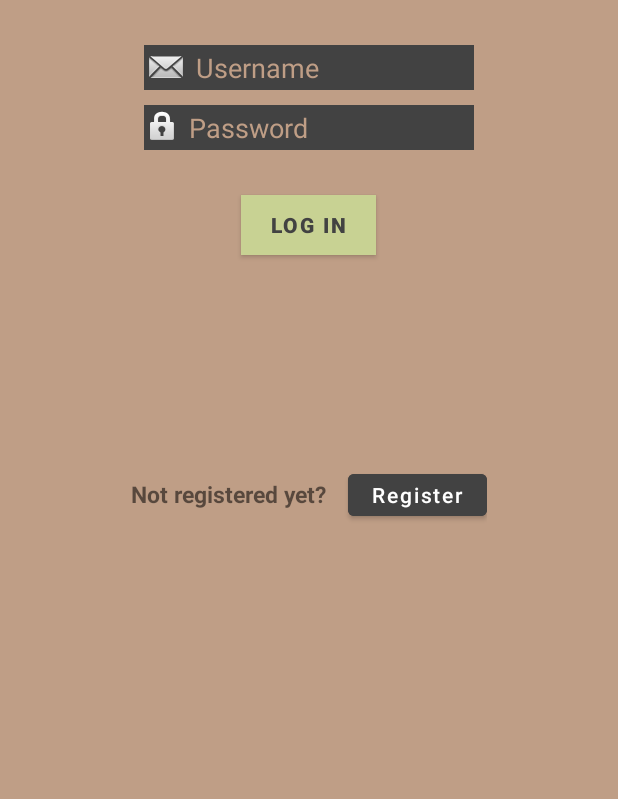
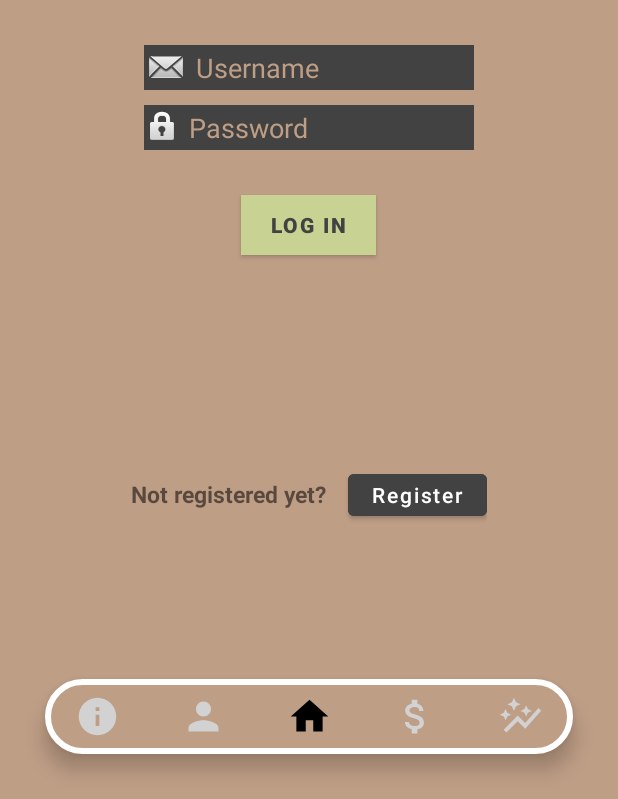
Before and after one commit to GabrielHr00/Android-Studio-Money-Organisation-App, an Android app: the screen it shows after launch (MainActivity), on a phone screen of 412 x 824 dp, the part 437-1236 px from its top. Run offline under Robolectric (Android 15) with nearby library versions, the phone set to English and light mode, and no system bars.

Commit message:
navigation Bar and reorganisation

```diff
--- a/MoneyMe/app/src/main/AndroidManifest.xml
+++ b/MoneyMe/app/src/main/AndroidManifest.xml
@@ -12,7 +12,10 @@
         android:roundIcon="@mipmap/ic_launcher_round"
         android:supportsRtl="true"
         android:theme="@style/Theme.MoneyMe">
-        <activity android:name=".Overview"></activity>
+        <activity android:name=".About"></activity>
+        <activity android:name=".Progress" />
+        <activity android:name=".LogIn" />
+        <activity android:name=".Overview" />
         <activity android:name=".HomeActivity" />
         <activity android:name=".RegisterScreen" />
         <activity android:name=".MainActivity">
--- /dev/null
+++ b/MoneyMe/app/src/main/res/drawable/gf.xml
@@ -0,0 +1,8 @@
+<?xml version="1.0" encoding="utf-8"?>
+<shape xmlns:android="http://schemas.android.com/apk/res/android"
+    android:shape="rectangle">
+    <solid android:color="#BF9E86"/>
+    <corners android:radius="100dp" />
+    <stroke android:color="@color/white" android:width="4dp"></stroke>
+
+</shape>
--- /dev/null
+++ b/MoneyMe/app/src/main/res/drawable/ic_baseline_attach_money_24.xml
@@ -0,0 +1,5 @@
+<vector android:height="24dp" android:tint="#D2D2D2"
+    android:viewportHeight="24" android:viewportWidth="24"
+    android:width="24dp" xmlns:android="http://schemas.android.com/apk/res/android">
+    <path android:fillColor="@android:color/white" android:pathData="M11.8,10.9c-2.27,-0.59 -3,-1.2 -3,-2.15 0,-1.09 1.01,-1.85 2.7,-1.85 1.78,0 2.44,0.85 2.5,2.1h2.21c-0.07,-1.72 -1.12,-3.3 -3.21,-3.81V3h-3v2.16c-1.94,0.42 -3.5,1.68 -3.5,3.61 0,2.31 1.91,3.46 4.7,4.13 2.5,0.6 3,1.48 3,2.41 0,0.69 -0.49,1.79 -2.7,1.79 -2.06,0 -2.87,-0.92 -2.98,-2.1h-2.2c0.12,2.19 1.76,3.42 3.68,3.83V21h3v-2.15c1.95,-0.37 3.5,-1.5 3.5,-3.55 0,-2.84 -2.43,-3.81 -4.7,-4.4z"/>
+</vector>
--- /dev/null
+++ b/MoneyMe/app/src/main/res/drawable/ic_baseline_auto_graph_24.xml
@@ -0,0 +1,5 @@
+<vector android:height="24dp" android:tint="#D2D2D2"
+    android:viewportHeight="24" android:viewportWidth="24"
+    android:width="24dp" xmlns:android="http://schemas.android.com/apk/res/android">
+    <path android:fillColor="@android:color/white" android:pathData="M14.06,9.94L12,9l2.06,-0.94L15,6l0.94,2.06L18,9l-2.06,0.94L15,12L14.06,9.94zM4,14l0.94,-2.06L7,11l-2.06,-0.94L4,8l-0.94,2.06L1,11l2.06,0.94L4,14zM8.5,9l1.09,-2.41L12,5.5L9.59,4.41L8.5,2L7.41,4.41L5,5.5l2.41,1.09L8.5,9zM4.5,20.5l6,-6.01l4,4L23,8.93l-1.41,-1.41l-7.09,7.97l-4,-4L3,19L4.5,20.5z"/>
+</vector>
--- /dev/null
+++ b/MoneyMe/app/src/main/res/drawable/ic_baseline_home_24.xml
@@ -0,0 +1,5 @@
+<vector android:height="24dp" android:tint="#D2D2D2"
+    android:viewportHeight="24" android:viewportWidth="24"
+    android:width="24dp" xmlns:android="http://schemas.android.com/apk/res/android">
+    <path android:fillColor="@android:color/white" android:pathData="M10,20v-6h4v6h5v-8h3L12,3 2,12h3v8z"/>
+</vector>
--- /dev/null
+++ b/MoneyMe/app/src/main/res/drawable/ic_baseline_info_24.xml
@@ -0,0 +1,5 @@
+<vector android:height="24dp" android:tint="#D2D2D2"
+    android:viewportHeight="24" android:viewportWidth="24"
+    android:width="24dp" xmlns:android="http://schemas.android.com/apk/res/android">
+    <path android:fillColor="@android:color/white" android:pathData="M12,2C6.48,2 2,6.48 2,12s4.48,10 10,10 10,-4.48 10,-10S17.52,2 12,2zM13,17h-2v-6h2v6zM13,9h-2L11,7h2v2z"/>
+</vector>
--- /dev/null
+++ b/MoneyMe/app/src/main/res/drawable/ic_baseline_person_24.xml
@@ -0,0 +1,5 @@
+<vector android:height="24dp" android:tint="#D2D2D2"
+    android:viewportHeight="24" android:viewportWidth="24"
+    android:width="24dp" xmlns:android="http://schemas.android.com/apk/res/android">
+    <path android:fillColor="@android:color/white" android:pathData="M12,12c2.21,0 4,-1.79 4,-4s-1.79,-4 -4,-4 -4,1.79 -4,4 1.79,4 4,4zM12,14c-2.67,0 -8,1.34 -8,4v2h16v-2c0,-2.66 -5.33,-4 -8,-4z"/>
+</vector>
--- /dev/null
+++ b/MoneyMe/app/src/main/res/drawable/item_selector.xml
@@ -0,0 +1,9 @@
+<?xml version="1.0" encoding="utf-8"?>
+<selector xmlns:android="http://schemas.android.com/apk/res/android">
+
+    <item android:state_pressed="true" android:color="#000000"></item>
+    <item android:state_checked="true" android:color="#000000"></item>
+    <item android:color="#d2d2d2"/>
+
+
+</selector>
--- a/MoneyMe/app/src/main/res/layout/activity_main.xml
+++ b/MoneyMe/app/src/main/res/layout/activity_main.xml
@@ -1,14 +1,20 @@
 <?xml version="1.0" encoding="utf-8"?>
-<LinearLayout xmlns:android="http://schemas.android.com/apk/res/android"
+<androidx.coordinatorlayout.widget.CoordinatorLayout xmlns:android="http://schemas.android.com/apk/res/android"
     xmlns:app="http://schemas.android.com/apk/res-auto"
     xmlns:tools="http://schemas.android.com/tools"
     android:layout_width="match_parent"
     android:layout_height="match_parent"
     android:background="#BF9E86"
-    android:gravity="center_horizontal"
-    android:orientation="vertical"
-    android:padding="10dp"
     tools:context=".MainActivity">
+
+    <LinearLayout
+        android:layout_width="match_parent"
+        android:layout_height="match_parent"
+        android:background="#BF9E86"
+        android:gravity="center_horizontal"
+        android:orientation="vertical"
+        android:padding="10dp"
+        tools:context=".MainActivity">
 
     <ImageView
         android:id="@+id/logo_icon"
@@ -84,6 +90,20 @@
             tools:targetApi="lollipop" />
 
     </LinearLayout>
+    </LinearLayout>
 
+    <com.google.android.material.bottomnavigation.BottomNavigationView
+        android:id="@+id/navigation"
+        android:layout_width="match_parent"
+        android:layout_height="50dp"
+        android:layout_gravity="bottom"
+        android:layout_margin="30dp"
+        android:background="@drawable/gf"
+        android:elevation="2dp"
+        app:menu="@menu/menu_items"
+        app:labelVisibilityMode="unlabeled"
+        app:itemIconSize="30dp"
+        app:itemRippleColor="@android:color/transparent"
+        app:itemIconTint="@drawable/item_selector"/>
 
-</LinearLayout>
+</androidx.coordinatorlayout.widget.CoordinatorLayout>
--- /dev/null
+++ b/MoneyMe/app/src/main/res/menu/menu_items.xml
@@ -0,0 +1,23 @@
+<?xml version="1.0" encoding="utf-8"?>
+<menu xmlns:android="http://schemas.android.com/apk/res/android">
+
+    <item android:id="@+id/info"
+        android:icon="@drawable/ic_baseline_info_24"
+        android:title="info"></item>
+
+    <item android:id="@+id/person"
+        android:icon="@drawable/ic_baseline_person_24"
+        android:title="person"></item>
+
+    <item android:id="@+id/home"
+        android:icon="@drawable/ic_baseline_home_24"
+        android:title="home"></item>
+
+    <item android:id="@+id/money"
+        android:icon="@drawable/ic_baseline_attach_money_24"
+        android:title="money"></item>
+
+    <item android:id="@+id/progress"
+        android:icon="@drawable/ic_baseline_auto_graph_24"
+        android:title="pregress"></item>
+</menu>
```
Also changed, not shown: MoneyMe/app/src/main/java/com/example/moneyme/About.java (added, +14 -0 lines), MoneyMe/app/src/main/java/com/example/moneyme/LogIn.java (added, +59 -0 lines), MoneyMe/app/src/main/java/com/example/moneyme/MainActivity.java (+31 -35 lines), MoneyMe/app/src/main/java/com/example/moneyme/Progress.java (added, +14 -0 lines), MoneyMe/app/src/main/res/layout/activity_about.xml (added, +9 -0 lines), MoneyMe/app/src/main/res/layout/activity_log_in.xml (added, +9 -0 lines), MoneyMe/app/src/main/res/layout/activity_progress.xml (added, +9 -0 lines).
